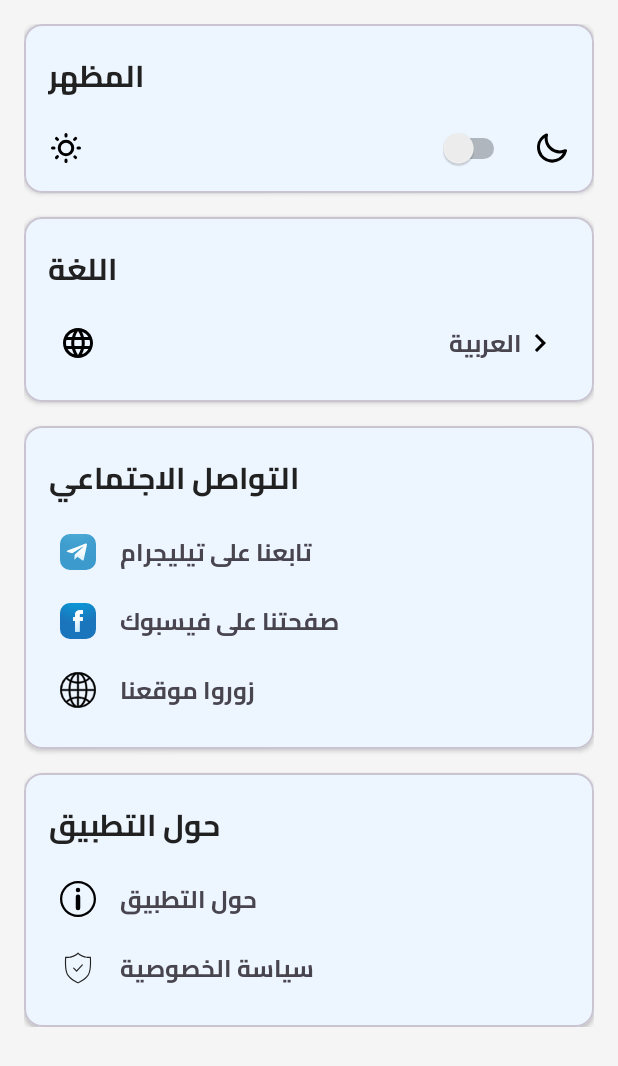
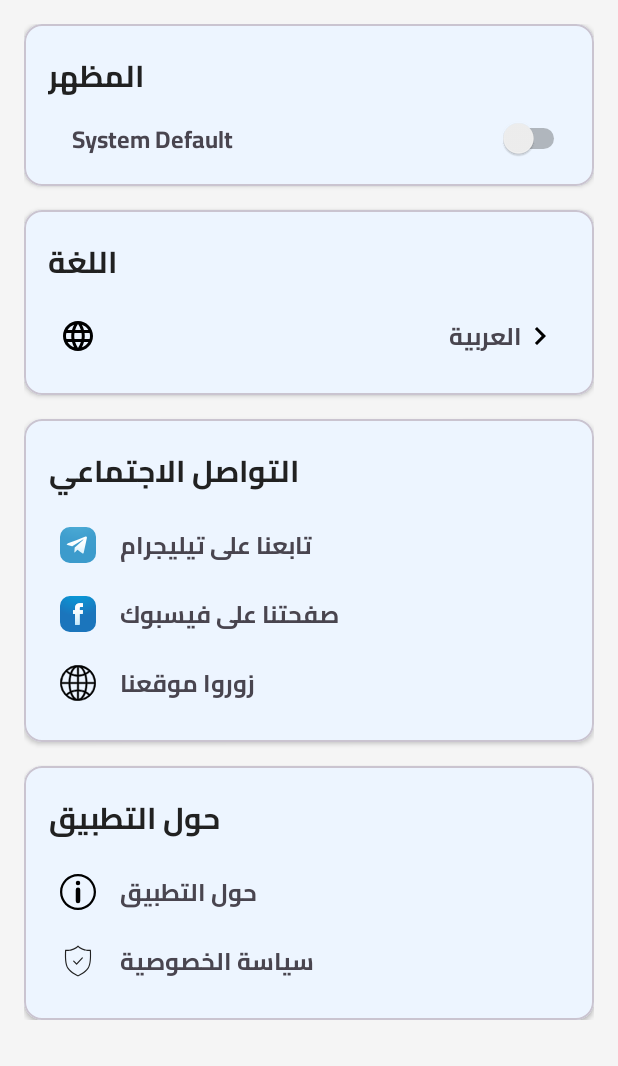
Before and after one commit to djxxber3/footstique-app, an Android app: the fragment MoreFragment shown on its own in the app's theme, on a phone screen of 412 x 824 dp. Shown: the top 1066 px of the screen. Run offline under Robolectric (Android 15) with nearby library versions, the phone set to English and light mode, and no system bars.

Commit message:
first commit

```diff
--- a/app/src/main/java/com/footstique/live/MoreFragment.java
+++ b/app/src/main/java/com/footstique/live/MoreFragment.java
@@ -52,7 +52,8 @@ public class MoreFragment extends Fragment {
 
     private void initializeViews(View view) {
         // Theme
-        themeLayout = view.findViewById(R.id.theme_layout);
+        themeLayout = view.findViewById(R.id
+                .theme_layout);
         selectedThemeTextView = view.findViewById(R.id.selected_theme_textview);
 
         // Language
--- a/app/src/main/res/layout/activity_more.xml
+++ b/app/src/main/res/layout/activity_more.xml
@@ -19,6 +19,7 @@
             android:layout_marginBottom="16dp">
 
             <LinearLayout
+                android:id="@+id/theme_layout"
                 android:layout_width="match_parent"
                 android:layout_height="wrap_content"
                 android:orientation="vertical"
@@ -29,7 +30,7 @@
                     android:layout_height="wrap_content"
                     android:text="المظهر"
                     android:textAppearance="?attr/textAppearanceHeadline6"
-                    android:layout_marginBottom="16dp" />
+                    android:layout_marginBottom="8dp" />
 
                 <LinearLayout
                     android:layout_width="match_parent"
@@ -37,25 +38,19 @@
                     android:gravity="center_vertical"
                     android:orientation="horizontal">
 
-                    <ImageView
-                        android:layout_width="24dp"
-                        android:layout_height="24dp"
-                        android:src="@drawable/ic_sun"
-                        android:contentDescription="Light Mode" />
+                    <TextView
+                        android:id="@+id/selected_theme_textview"
+                        android:layout_width="0dp"
+                        android:layout_height="wrap_content"
+                        android:layout_weight="1"
+                        android:text="Light"
+                        android:textSize="16sp"
+                        android:layout_marginStart="16dp" />
 
                     <Switch
                         android:id="@+id/switch_theme"
-                        android:layout_width="0dp"
-                        android:layout_height="wrap_content"
-                        android:layout_weight="1"
-                        android:layout_marginStart="16dp"
-                        android:layout_marginEnd="16dp" />
-
-                    <ImageView
-                        android:layout_width="24dp"
-                        android:layout_height="24dp"
-                        android:src="@drawable/ic_moon"
-                        android:contentDescription="Dark Mode" />
+                        android:layout_width="wrap_content"
+                        android:layout_height="wrap_content" />
 
                 </LinearLayout>
 
```
